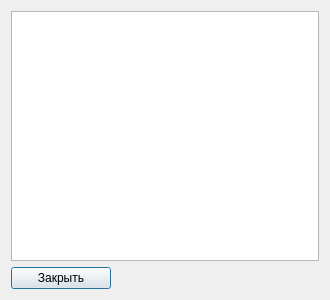
Before: the Qt Designer form TicketsViewWindow.ui in AlekseyLapunov/IS_Airport, drawn with Qt 5.
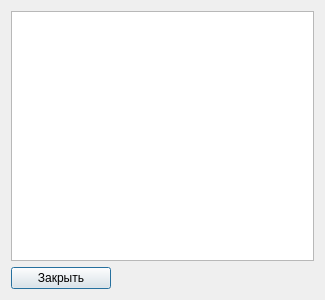
After: the same form once the commit is applied. Icons and pictures are not drawn.

Diff of the .ui file:
```diff
--- a/TicketsViewWindow.ui
+++ b/TicketsViewWindow.ui
@@ -6,19 +6,19 @@
    <rect>
     <x>0</x>
     <y>0</y>
-    <width>330</width>
+    <width>325</width>
     <height>300</height>
    </rect>
   </property>
   <property name="minimumSize">
    <size>
-    <width>330</width>
+    <width>325</width>
     <height>200</height>
    </size>
   </property>
   <property name="maximumSize">
    <size>
-    <width>330</width>
+    <width>325</width>
     <height>300</height>
    </size>
   </property>
```
Left out of the diff: 2 changed lines with no effect on the pictures.
